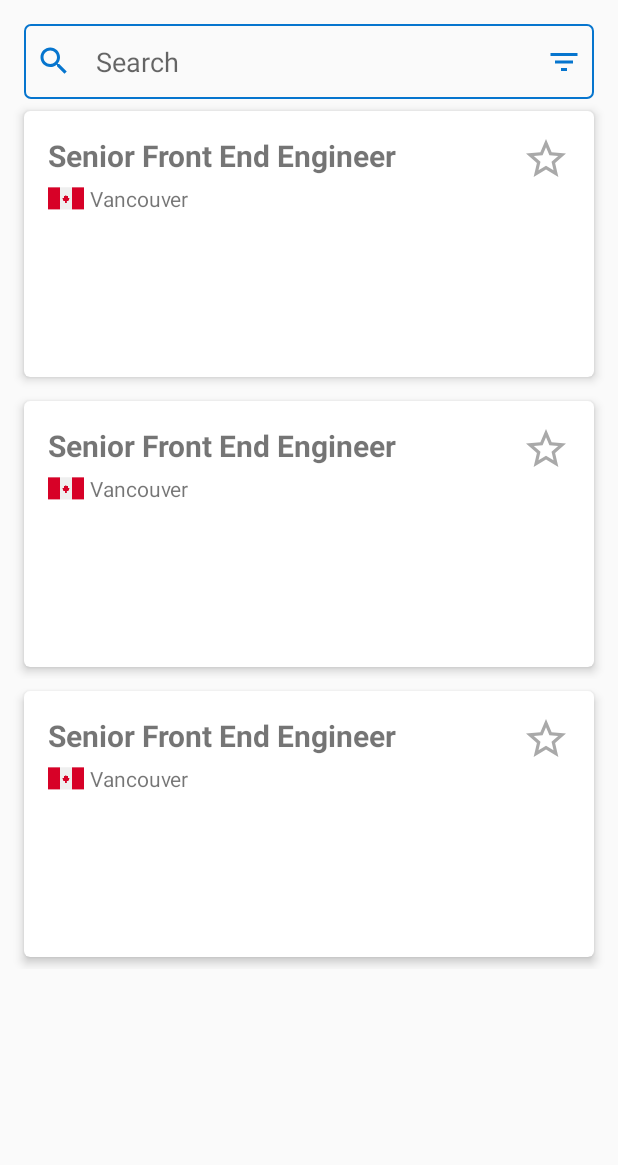
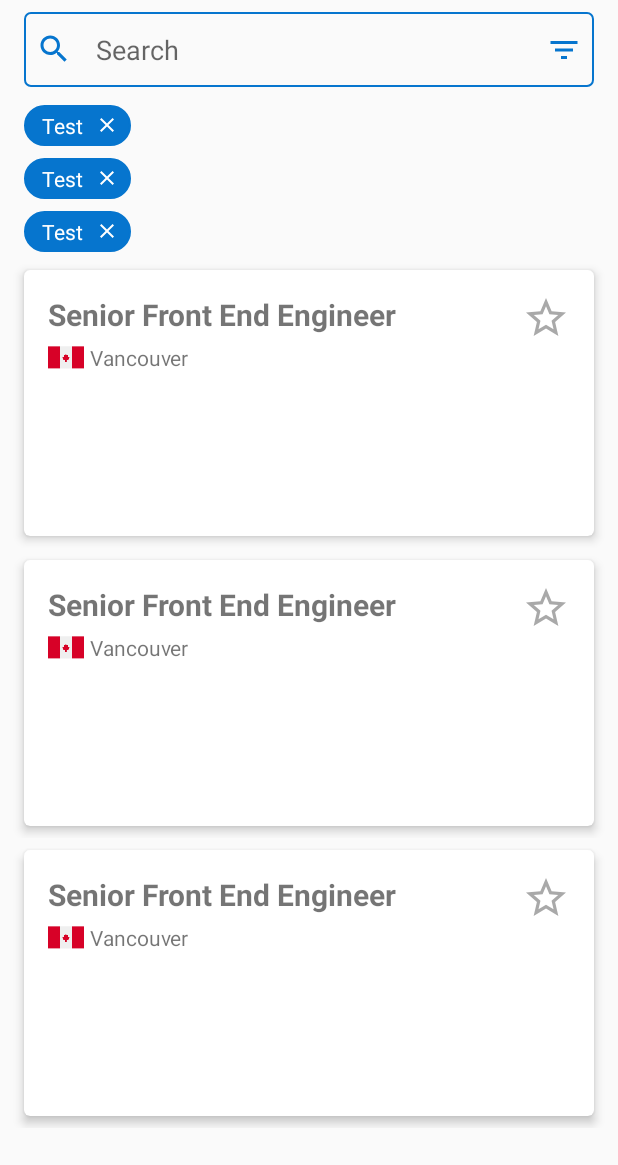
Before and after one commit to joaopaulosj/vanhackathon-2019, an Android app: the layout fragment_jobs.xml on its own in the app's theme, with its tools: preview values and no code run, on a phone screen of 412 x 824 dp. Shown: the top 1165 px of the screen. Run offline under Robolectric (Android 15) with nearby library versions, the phone set to English and light mode, and no system bars.

Commit message:
Add filter jobs

```diff
--- a/app/src/main/java/br/com/joaopaulosj/vanhackathon2019/data/repositories/JobsRepository.kt
+++ b/app/src/main/java/br/com/joaopaulosj/vanhackathon2019/data/repositories/JobsRepository.kt
@@ -33,4 +33,8 @@ object JobsRepository {
 		return Single.just(jobs)
 	}
 
+	fun getCurrentFilters(): List<String> {
+		return listOf("Canada", "United Kingdom", "0-3 years", "4-6 years")
+	}
+
 }
--- a/app/src/main/java/br/com/joaopaulosj/vanhackathon2019/ui/home/HomeActivity.kt
+++ b/app/src/main/java/br/com/joaopaulosj/vanhackathon2019/ui/home/HomeActivity.kt
@@ -9,6 +9,7 @@ import androidx.fragment.app.Fragment
 import br.com.joaopaulosj.vanhackathon2019.Constants
 import br.com.joaopaulosj.vanhackathon2019.R
 import br.com.joaopaulosj.vanhackathon2019.ui.base.BaseActivity
+import br.com.joaopaulosj.vanhackathon2019.ui.home.jobs.JobsFragment
 import br.com.joaopaulosj.vanhackathon2019.utils.extensions.loadCircleImage
 import kotlinx.android.synthetic.main.activity_home.*
 import kotlinx.android.synthetic.main.partial_home_content.*
--- a/app/src/main/java/br/com/joaopaulosj/vanhackathon2019/ui/home/JobsAdapter.kt
+++ b/app/src/main/java/br/com/joaopaulosj/vanhackathon2019/ui/home/jobs/JobsAdapter.kt
@@ -1,4 +1,4 @@
-package br.com.joaopaulosj.vanhackathon2019.ui.home
+package br.com.joaopaulosj.vanhackathon2019.ui.home.jobs
 
 import android.content.Context
 import android.view.LayoutInflater
--- a/app/src/main/java/br/com/joaopaulosj/vanhackathon2019/ui/home/SkillsAdapter.kt
+++ b/app/src/main/java/br/com/joaopaulosj/vanhackathon2019/ui/home/jobs/SkillsAdapter.kt
@@ -1,4 +1,4 @@
-package br.com.joaopaulosj.vanhackathon2019.ui.home
+package br.com.joaopaulosj.vanhackathon2019.ui.home.jobs
 
 import android.content.Context
 import android.view.LayoutInflater
@@ -12,7 +12,6 @@ import br.com.joaopaulosj.vanhackathon2019.ui.base.SimpleBaseRecyclerViewAdapter
 import br.com.joaopaulosj.vanhackathon2019.utils.extensions.getColorRes
 import kotlinx.android.synthetic.main.item_must_have_skill.view.*
 import org.jetbrains.anko.backgroundResource
-import org.jetbrains.anko.textColor
 
 class SkillsAdapter(context: Context) : SimpleBaseRecyclerViewAdapter(context) {
 
--- /dev/null
+++ b/app/src/main/res/drawable/bg_job_filter.xml
@@ -0,0 +1,13 @@
+<?xml version="1.0" encoding="utf-8"?>
+<shape xmlns:android="http://schemas.android.com/apk/res/android"
+	android:shape="rectangle">
+
+	<stroke
+		android:width="1dp"
+		android:color="@color/colorMain" />
+
+	<solid android:color="@color/colorMain" />
+
+	<corners android:radius="16dp" />
+
+</shape>
--- a/app/src/main/res/drawable/ic_close.xml
+++ b/app/src/main/res/drawable/ic_close.xml
@@ -1,9 +1,10 @@
 <vector xmlns:android="http://schemas.android.com/apk/res/android"
-        android:width="24dp"
-        android:height="24dp"
-        android:viewportWidth="24.0"
-        android:viewportHeight="24.0">
-    <path
-        android:fillColor="#FFF"
-        android:pathData="M19,6.41L17.59,5 12,10.59 6.41,5 5,6.41 10.59,12 5,17.59 6.41,19 12,13.41 17.59,19 19,17.59 13.41,12z"/>
+	android:width="24dp"
+	android:height="24dp"
+	android:tint="#FFFFFF"
+	android:viewportWidth="24.0"
+	android:viewportHeight="24.0">
+	<path
+		android:fillColor="#FF000000"
+		android:pathData="M19,6.41L17.59,5 12,10.59 6.41,5 5,6.41 10.59,12 5,17.59 6.41,19 12,13.41 17.59,19 19,17.59 13.41,12z" />
 </vector>
--- a/app/src/main/res/layout/fragment_jobs.xml
+++ b/app/src/main/res/layout/fragment_jobs.xml
@@ -19,7 +19,7 @@
 				android:layout_width="match_parent"
 				android:layout_height="50dp"
 				android:layout_marginStart="@dimen/horizontal_margin"
-				android:layout_marginTop="@dimen/vertical_margin"
+				android:layout_marginTop="@dimen/vertical_margin_small"
 				android:layout_marginEnd="@dimen/horizontal_margin"
 				android:background="@drawable/bg_stroke_main">
 
@@ -61,6 +61,17 @@
 			</androidx.constraintlayout.widget.ConstraintLayout>
 
 			<androidx.recyclerview.widget.RecyclerView
+				android:id="@+id/jobsFilterRv"
+				android:layout_width="match_parent"
+				android:layout_height="wrap_content"
+				android:layout_marginTop="@dimen/vertical_margin_small"
+				android:clipToPadding="false"
+				android:overScrollMode="never"
+				android:paddingStart="@dimen/horizontal_margin"
+				android:paddingEnd="@dimen/horizontal_margin"
+				tools:listitem="@layout/item_job_filter" />
+
+			<androidx.recyclerview.widget.RecyclerView
 				android:id="@+id/jobsRv"
 				android:layout_width="match_parent"
 				android:layout_height="wrap_content"
--- /dev/null
+++ b/app/src/main/res/layout/item_job_filter.xml
@@ -0,0 +1,31 @@
+<?xml version="1.0" encoding="utf-8"?>
+<LinearLayout xmlns:android="http://schemas.android.com/apk/res/android"
+	xmlns:app="http://schemas.android.com/apk/res-auto"
+	xmlns:tools="http://schemas.android.com/tools"
+	android:layout_width="wrap_content"
+	android:layout_height="wrap_content"
+	android:layout_marginTop="4dp"
+	android:layout_marginEnd="8dp"
+	android:layout_marginBottom="4dp"
+	android:gravity="center_vertical"
+	android:background="@drawable/bg_job_filter"
+	android:orientation="horizontal">
+
+	<TextView
+		android:id="@+id/itemJobFilterTv"
+		android:layout_width="wrap_content"
+		android:layout_height="wrap_content"
+		android:paddingStart="12dp"
+		android:paddingTop="4dp"
+		android:paddingEnd="8dp"
+		android:paddingBottom="4dp"
+		android:textColor="@color/color_white"
+		tools:text="Test" />
+
+	<ImageView
+		android:layout_width="16dp"
+		android:layout_height="16dp"
+		android:layout_marginEnd="8dp"
+		app:srcCompat="@drawable/ic_close" />
+
+</LinearLayout>
```
Also changed, not shown: app/src/main/java/br/com/joaopaulosj/vanhackathon2019/ui/home/jobs/JobFilterAdapter.kt (added, +43 -0 lines), app/src/main/java/br/com/joaopaulosj/vanhackathon2019/ui/home/jobs/JobsFragment.kt (renamed from app/src/main/java/br/com/joaopaulosj/vanhackathon2019/ui/home/JobsFragment.kt, +10 -2 lines).
